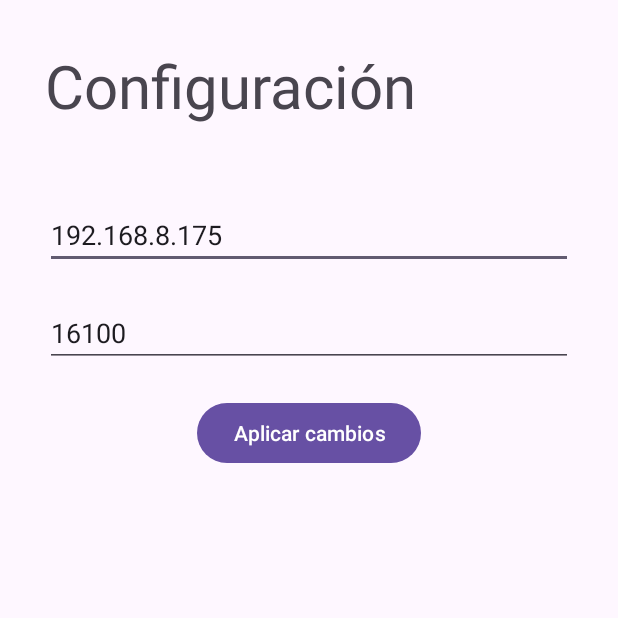
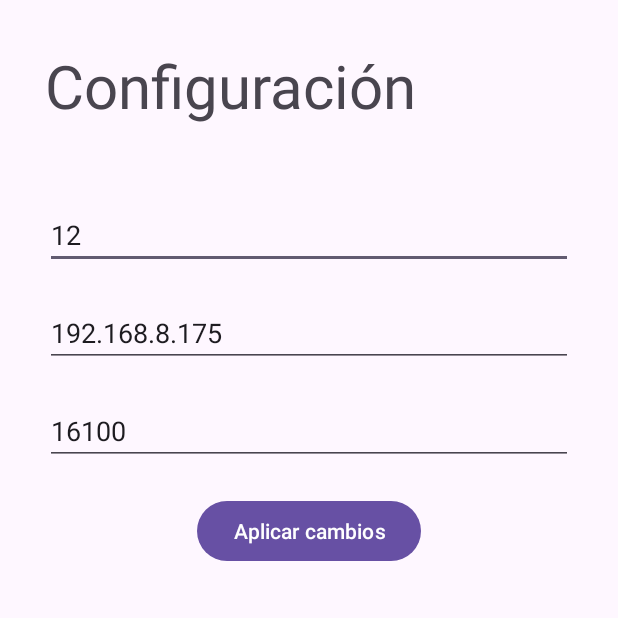
Before and after one commit to Urfenox/SocketeDeck, an Android app: the screen it shows after launch (ConfigActivity), after a tap on "CONFIGURACIÓN", on a phone screen of 412 x 824 dp, the top half of it. Run offline under Robolectric (Android 15) with nearby library versions, the light colour scheme and no system bars.

Commit message:
configuracion de botones

```diff
--- a/SocketeDeck-app/app/src/main/java/com/crizacio/socketedeck/ConfigActivity.java
+++ b/SocketeDeck-app/app/src/main/java/com/crizacio/socketedeck/ConfigActivity.java
@@ -13,7 +13,7 @@ public class ConfigActivity extends AppCompatActivity {
     SharedPreferences sharedPref;
     SharedPreferences.Editor editor;
 
-    EditText edtServerIp, edtServerPort;
+    EditText edtButtonCount, edtServerIp, edtServerPort;
     Button btnAplicar;
 
     @Override
@@ -21,12 +21,14 @@ public class ConfigActivity extends AppCompatActivity {
         super.onCreate(savedInstanceState);
         setContentView(R.layout.activity_config);
 
+        edtButtonCount = findViewById(R.id.edtButtonCount);
         edtServerIp = findViewById(R.id.edtServerIp);
         edtServerPort = findViewById(R.id.edtServerPort);
         btnAplicar = findViewById(R.id.btnAplicar); btnAplicar.setOnClickListener(mAplicar);
 
         sharedPref = this.getSharedPreferences(MainActivity.PREF_NAME, Context.MODE_PRIVATE);
         editor = sharedPref.edit();
+        edtButtonCount.setText(String.valueOf(sharedPref.getInt(MainActivity.PREF_NAME_BUTTON_COUNT, 12)));
         edtServerIp.setText(sharedPref.getString(MainActivity.PREF_NAME_SERVER_IP, "192.168.8.175"));
         edtServerPort.setText(String.valueOf(sharedPref.getInt(MainActivity.PREF_NAME_SERVER_PORT, 16100)));
     }
@@ -34,6 +36,7 @@ public class ConfigActivity extends AppCompatActivity {
     android.view.View.OnClickListener mAplicar = new View.OnClickListener() {
         @Override
         public void onClick(android.view.View v) {
+            editor.putInt(MainActivity.PREF_NAME_BUTTON_COUNT, Integer.parseInt(edtButtonCount.getText().toString().trim()));
             editor.putString(MainActivity.PREF_NAME_SERVER_IP, edtServerIp.getText().toString().trim());
             editor.putInt(MainActivity.PREF_NAME_SERVER_PORT, Integer.parseInt(edtServerPort.getText().toString().trim()));
             editor.apply(); editor.commit();
--- a/SocketeDeck-app/app/src/main/java/com/crizacio/socketedeck/MainActivity.java
+++ b/SocketeDeck-app/app/src/main/java/com/crizacio/socketedeck/MainActivity.java
@@ -30,12 +30,14 @@ public class MainActivity extends AppCompatActivity {
     SharedPreferences sharedPref;
     SharedPreferences.Editor editor;
     public static String PREF_NAME = "com.crizacio.socketedeck.configuracion";
+    public static String PREF_NAME_BUTTON_COUNT = PREF_NAME + ".button_count";
     public static String PREF_NAME_SERVER_IP = PREF_NAME + ".server_ip";
     public static String PREF_NAME_SERVER_PORT = PREF_NAME + ".server_port";
 
     private GridLayout layout;
     private List<Button> botones = new ArrayList<>(); // Lista para guardar las referencias a los botones
 
+    private int BUTTON_COUNT;
     private String SERVER_IP;
     private int SERVER_PORT;
     private Socket socket;
@@ -48,6 +50,7 @@ public class MainActivity extends AppCompatActivity {
 
         sharedPref = this.getSharedPreferences(PREF_NAME, Context.MODE_PRIVATE);
         editor = sharedPref.edit();
+        BUTTON_COUNT = sharedPref.getInt(PREF_NAME_BUTTON_COUNT, 12);
         SERVER_IP = sharedPref.getString(PREF_NAME_SERVER_IP, "192.168.8.175");
         SERVER_PORT = sharedPref.getInt(PREF_NAME_SERVER_PORT, 16100);
 
@@ -77,8 +80,23 @@ public class MainActivity extends AppCompatActivity {
             }
         });
 
+        Button btnUnBoton = new Button(this);
+        btnUnBoton.setText("Un boton");
+        btnUnBoton.setId(View.generateViewId());
+
+        Button btnQueSeMueve = new Button(this);
+        btnQueSeMueve.setText("Que se mueve");
+        btnQueSeMueve.setId(View.generateViewId());
+
+        Button btnPorAqui = new Button(this);
+        btnPorAqui.setText("por aqui");
+        btnPorAqui.setId(View.generateViewId());
+
         // Agregar los botones al LinearLayout dentro del HorizontalScrollView
         menuLayout.addView(btnConfiguracion);
+        menuLayout.addView(btnUnBoton);
+        menuLayout.addView(btnQueSeMueve);
+        menuLayout.addView(btnPorAqui);
 
         // Agregar el LinearLayout al HorizontalScrollView
         horizontalScrollView.addView(menuLayout);
@@ -96,7 +114,7 @@ public class MainActivity extends AppCompatActivity {
         layout.setLayoutParams(new ViewGroup.LayoutParams(ViewGroup.LayoutParams.MATCH_PARENT, ViewGroup.LayoutParams.MATCH_PARENT));
 
         // Definir el número de botones a crear
-        int numBotones = 12;
+        int numBotones = BUTTON_COUNT;
 
         // Crear los botones dinámicamente
         for (int i = 1; i <= numBotones; i++) {
--- a/SocketeDeck-app/app/src/main/res/layout/activity_config.xml
+++ b/SocketeDeck-app/app/src/main/res/layout/activity_config.xml
@@ -15,6 +15,13 @@
         android:layout_width="match_parent"
         android:layout_height="wrap_content"
         android:layout_marginBottom="50dp" />
+
+    <EditText
+        android:id="@+id/edtButtonCount"
+        android:hint="Button quantity"
+        android:layout_width="match_parent"
+        android:layout_height="wrap_content"
+        android:layout_marginBottom="20dp" />
 
     <EditText
         android:id="@+id/edtServerIp"
```
Also changed, not shown: 2 other files.
